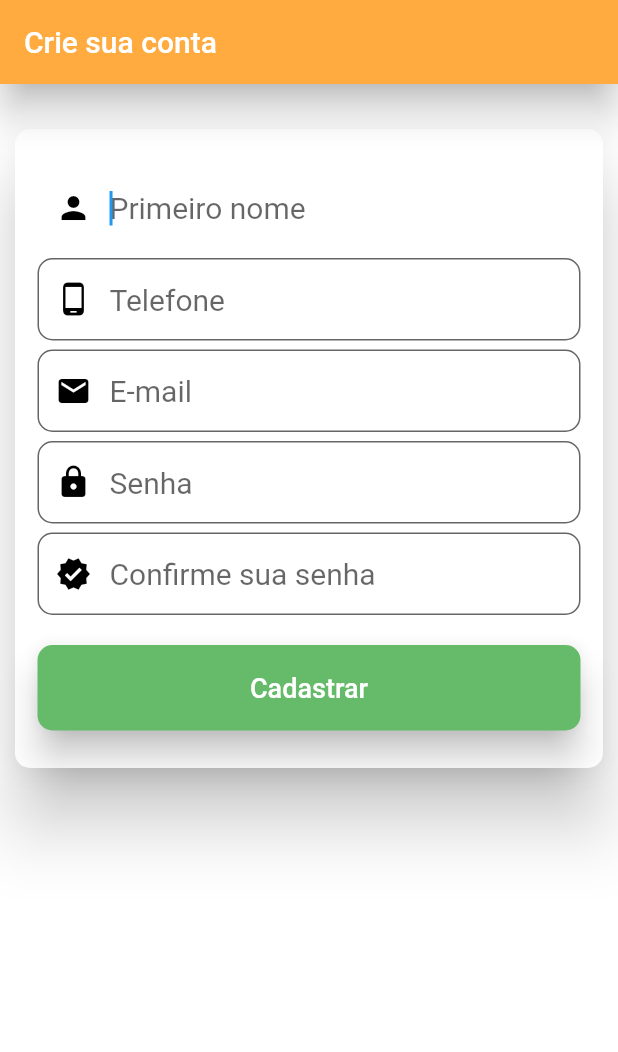
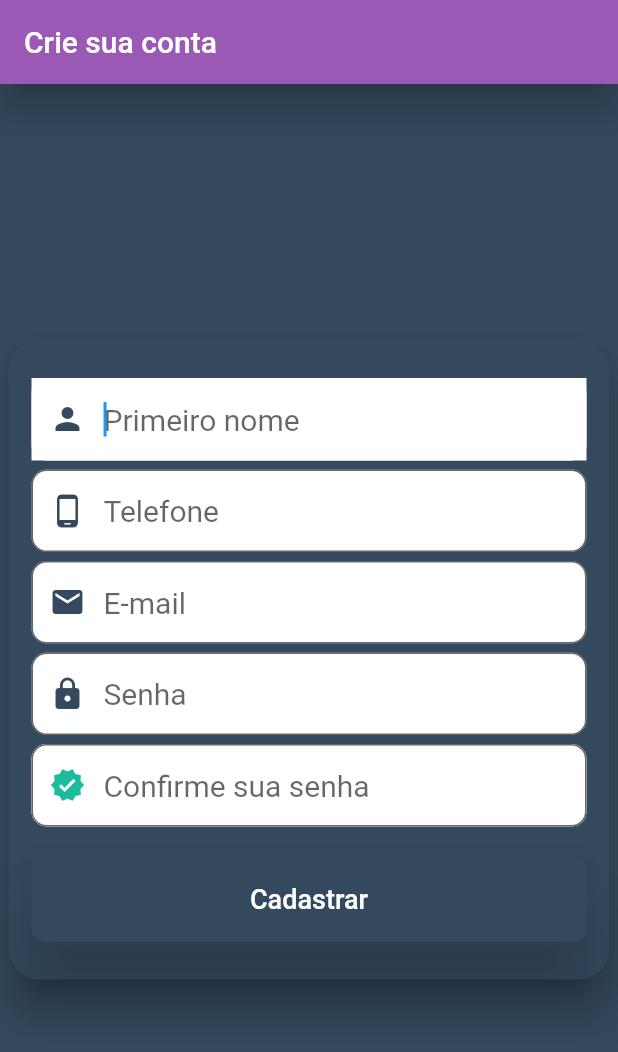
Before and after one commit to CristianBCandia/app-indicar, a Flutter app: the screen it shows after launch, after a tap on "Criar conta", on a phone screen of 412 x 824 dp. Shown: the top 1052 px of the screen. Run offline on Flutter 3.47's test engine with Material 2 defaults, Android fonts, the light colour scheme and no system bars; our stand-ins replace carousel_pro; network calls fail.

Commit message:
Alterações Design

```diff
--- a/app_indicar/lib/components/carousel.dart
+++ b/app_indicar/lib/components/carousel.dart
@@ -18,15 +18,12 @@ class _CarouselHomeState extends State<CarouselHome> {
     'Você receberá uma comissão!'
   ];
 
+  Color roxo = Color(0x990400D3);
 
   @override
   Widget build(BuildContext context) {
     return Scaffold(
-        backgroundColor: Colors.blue,
-        appBar: AppBar(
-          backgroundColor: Colors.blue,
-          title: Text(""),
-        ),
+        backgroundColor: Colors.transparent,
         body: ListView(
           children: [
             SizedBox(
@@ -60,9 +57,8 @@ class _CarouselHomeState extends State<CarouselHome> {
               elevation: 10,
               semanticContainer: true,
               child: Container(
-
                 padding: EdgeInsets.all(20.0),
-                color: Colors.deepPurpleAccent,
+                color: roxo,
                 height: 100,
                 child: Column(
                   crossAxisAlignment: CrossAxisAlignment.center,
--- a/app_indicar/lib/components/home.dart
+++ b/app_indicar/lib/components/home.dart
@@ -4,6 +4,9 @@ import 'package:flutter/material.dart';
 
 
 class Home extends StatelessWidget {
+
+  Color roxo = Color(0x990400D3);
+  Color sinza = Color(0x334495e);
 
   @override
   Widget build(BuildContext context) {
@@ -18,7 +21,7 @@ class Home extends StatelessWidget {
                     style: TextStyle(color: Colors.white, fontSize: 25),),
               ],
           ),
-          backgroundColor: Colors.orangeAccent,
+          backgroundColor: roxo,
         ),
 
         body: CarouselHome(),
--- a/app_indicar/lib/components/login.dart
+++ b/app_indicar/lib/components/login.dart
@@ -2,45 +2,57 @@ import 'package:flutter/cupertino.dart';
 import 'package:flutter/material.dart';
 
 class Login extends StatelessWidget {
+
+  final Color roxo = Color(0xFF9b59b6);
+  final Color preto = Color(0xFF34495e);
+  final Color azul = Color(0xFF3498db);
+  final Color verde = Color(0xFF2ecc71);
+  final Color verdeClaro = Color(0xFF1abc9c);
+
   @override
   Widget build(BuildContext context) {
     return Scaffold(
+      backgroundColor: preto,
       appBar: AppBar(
-        backgroundColor: Colors.orangeAccent,
+        backgroundColor: roxo,
         elevation: 10,
-        title: Text(""),
+        title: Text("Login", style: TextStyle(color: verde),),
       ),
-      body: Container(
-        padding: EdgeInsets.all(16),
-        child: Center(
+      body: Center(
         child: SingleChildScrollView(
-            child: Material(
-              elevation: 10,
           child: Container(
             width: 400,
-                color: Colors.white,
-                padding: EdgeInsets.fromLTRB(15, 25, 15, 25),
+            height: 400,
+            child: Material(
+              color: preto,
+              elevation: 10,
+              borderRadius: BorderRadius.circular(20),
               child: Column(
                 crossAxisAlignment: CrossAxisAlignment.stretch,
                 children: <Widget>[
-                    Padding(
+                  Padding(padding: EdgeInsets.only(top: 20)),
+                  /* Padding(
                       padding: EdgeInsets.only(bottom: 30),
                       child: Image.asset(
                         "images/indicar Logotipo.png",
                         width: 80,
                         height: 50,
-                        )),
+                      )), */
                   Container(
                     width: 380,
-                      padding: EdgeInsets.fromLTRB(15, 10, 15, 10),
+                    padding: EdgeInsets.fromLTRB(15, 70, 15, 10),
                     child: Material(
-                        color: Colors.white,
+                      color: roxo,
                         child: Container(
                           child: TextField(
                             autofocus: false,
                             keyboardType: TextInputType.emailAddress,
                             style: TextStyle(fontSize: 20),
                           decoration: InputDecoration(
+                            prefixIcon: Icon(
+                                  Icons.email,
+                                  color: verde,
+                            ),
                             contentPadding: EdgeInsets.fromLTRB(32, 16, 32, 16),
                             hintText: "E-mail",
                             filled: true,
@@ -53,8 +65,8 @@ class Login extends StatelessWidget {
                   ),
                   Material(
                     color: Colors.transparent,
+                    borderRadius: BorderRadius.circular(10),
                     child: Container(
-                          color: Colors.white,
                         margin: const EdgeInsets.only(top: 0),
                         padding: EdgeInsets.fromLTRB(15, 0, 15, 0),
                         child: TextField(
@@ -62,6 +74,10 @@ class Login extends StatelessWidget {
                           keyboardType: TextInputType.visiblePassword,
                           style: TextStyle(fontSize: 20,),
                           decoration: InputDecoration(
+                            prefixIcon: Icon(
+                                  Icons.lock,
+                                  color: verde,
+                            ),
                               contentPadding: EdgeInsets.fromLTRB(32, 16, 32, 16),
                               hintText: "Senha",
                               filled: true,
@@ -74,9 +90,9 @@ class Login extends StatelessWidget {
                       margin: const EdgeInsets.only(top: 10),
                       padding: EdgeInsets.fromLTRB(15, 10, 15, 0),
                       child: ElevatedButton(
-                          child: Text("Entrar", style: TextStyle(fontSize: 18)),
+                        child: Text("Entrar", style: TextStyle(fontSize: 18, color: verde)),
                         style: ElevatedButton.styleFrom(
-                              primary: Colors.orangeAccent,
+                            primary: roxo,
                             elevation: 10,
                             onPrimary: Colors.white,
                             padding: EdgeInsets.all(18),
@@ -91,7 +107,7 @@ class Login extends StatelessWidget {
                       margin: const EdgeInsets.only(top: 15),
                       child: TextButton(
                         child: Text("Criar conta",
-                              style: TextStyle(color: Colors.blue,
+                            style: TextStyle(color: verde,
                             decoration: TextDecoration.underline,
                             fontSize: 16,
                             ),
@@ -107,7 +123,6 @@ class Login extends StatelessWidget {
           ),
         ),
       ),
-      ),
     );
   }
 }
--- a/app_indicar/lib/components/user_register.dart
+++ b/app_indicar/lib/components/user_register.dart
@@ -6,31 +6,33 @@ class UserRegister extends StatelessWidget {
   final TextEditingController _controllerPhone = TextEditingController();
   final TextEditingController _controllerOtherPhone = TextEditingController();
 
+  final Color roxo = Color(0xFF9b59b6);
+  final Color preto = Color(0xFF34495e);
+  final Color azul = Color(0xFF3498db);
+  final Color verde = Color(0xFF2ecc71);
+  final Color verdeClaro = Color(0xFF1abc9c);
+
   @override
   Widget build(BuildContext context) {
     return MaterialApp(
       debugShowCheckedModeBanner: false,
       home: Scaffold(
-        backgroundColor: Colors.white,
+        backgroundColor: preto,
         appBar: AppBar(
-          backgroundColor: Colors.orangeAccent,
+          backgroundColor: roxo,
           elevation: 10,
           title: Text(
             'Crie sua conta',
             style: TextStyle(color: Colors.white),
           ),
         ),
-        body: Material(
-          color: Colors.white,
+        body: Center(
+          child: Material(
+            elevation: 10,
+            color: preto,
+            borderRadius: BorderRadius.circular(20),
             child: Container(
-            margin: new EdgeInsets.fromLTRB(10, 30, 10, 30),
-            width: 430,
-            child: Material(
-              elevation: 20,
-              color: Colors.white,
-              borderRadius: BorderRadius.circular(10.0),
-              child: Container(
-                width: 380,
+              width: 400,
               padding: EdgeInsets.fromLTRB(15, 25, 15, 25),
               child: SingleChildScrollView(
                 child: Column(
@@ -48,7 +50,7 @@ class UserRegister extends StatelessWidget {
                         decoration: InputDecoration(
                           prefixIcon: Icon(
                             Icons.person,
-                              color: Colors.black,
+                            color: preto,
                           ),
                           contentPadding: EdgeInsets.fromLTRB(32, 16, 32, 16),
                           hintText: "Primeiro nome",
@@ -74,7 +76,7 @@ class UserRegister extends StatelessWidget {
                             decoration: InputDecoration(
                                 prefixIcon: Icon(
                                   Icons.phone_android,
-                                    color: Colors.black,
+                                  color: preto,
                                 ),
                                 contentPadding:
                                     EdgeInsets.fromLTRB(32, 16, 32, 16),
@@ -100,7 +102,7 @@ class UserRegister extends StatelessWidget {
                             decoration: InputDecoration(
                                 prefixIcon: Icon(
                                   Icons.email,
-                                    color: Colors.black,
+                                  color: preto,
                                 ),
                                 contentPadding:
                                     EdgeInsets.fromLTRB(32, 16, 32, 16),
@@ -126,7 +128,7 @@ class UserRegister extends StatelessWidget {
                             decoration: InputDecoration(
                                 prefixIcon: Icon(
                                   Icons.lock,
-                                    color: Colors.black,
+                                  color: preto,
                                 ),
                                 contentPadding:
                                     EdgeInsets.fromLTRB(32, 16, 32, 16),
@@ -152,7 +154,7 @@ class UserRegister extends StatelessWidget {
                             decoration: InputDecoration(
                               prefixIcon: Icon(
                                 Icons.verified,
-                                  color: Colors.black,
+                                color: verdeClaro,
                               ),
                               contentPadding:
                                   EdgeInsets.fromLTRB(32, 16, 32, 16),
@@ -178,8 +180,8 @@ class UserRegister extends StatelessWidget {
                             style: TextStyle(fontSize: 18),
                           ),
                           style: ElevatedButton.styleFrom(
-                                primary: Colors.green[400],
-                                elevation: 10,
+                              primary: preto,
+                              elevation: 20,
                               onPrimary: Colors.white,
                               padding: EdgeInsets.all(18),
                               shape: RoundedRectangleBorder(
@@ -195,7 +197,6 @@ class UserRegister extends StatelessWidget {
           ),
         ),
       ),
-      ),
     );
   }
 }
```
Lines whose indentation alone changed are shown as unchanged.
